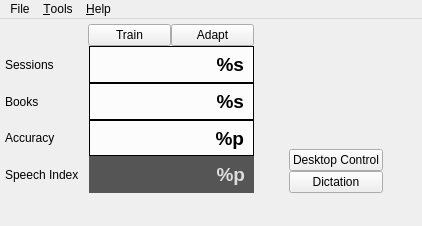
Before: the Qt Designer form res/ui/main-window.ui in smartboyhw/speechcontrol, drawn with Qt 5.
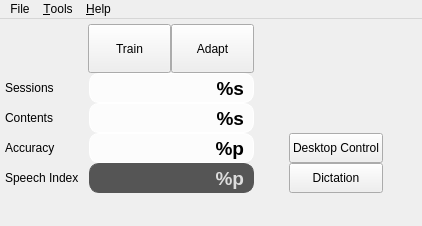
After: the same form once the commit is applied. Icons and pictures are not drawn.

Commit message: Updated padding issues to look decent on Gnome.

The edit to the form file:
```diff
--- a/res/ui/main-window.ui
+++ b/res/ui/main-window.ui
@@ -65,7 +65,9 @@
        <property name="styleSheet">
         <string notr="true">background-color: rgba(255, 255, 255, 209);
 color: rgb(0, 0, 0);
-padding-right: 4px; border: 1px solid black;</string>
+padding-right: 4px;
+border: 1px solid #fff;
+border-radius: 10px;</string>
        </property>
        <property name="text">
         <string>%s</string>
@@ -96,7 +98,7 @@
        <item>
         <widget class="QPushButton" name="btnTrain">
          <property name="sizePolicy">
-          <sizepolicy hsizetype="MinimumExpanding" vsizetype="Maximum">
+          <sizepolicy hsizetype="MinimumExpanding" vsizetype="MinimumExpanding">
            <horstretch>0</horstretch>
            <verstretch>0</verstretch>
           </sizepolicy>
@@ -109,7 +111,7 @@
        <item>
         <widget class="QPushButton" name="btnAdapt">
          <property name="sizePolicy">
-          <sizepolicy hsizetype="MinimumExpanding" vsizetype="Maximum">
+          <sizepolicy hsizetype="MinimumExpanding" vsizetype="MinimumExpanding">
            <horstretch>0</horstretch>
            <verstretch>0</verstretch>
           </sizepolicy>
@@ -145,7 +147,9 @@
        <property name="styleSheet">
         <string notr="true">background-color: rgba(255, 255, 255, 209);
 color: rgb(0, 0, 0);
-padding-right: 4px; border: 1px solid black;</string>
+padding-right: 4px;
+border: 1px solid #fff;
+border-radius: 10px;</string>
        </property>
        <property name="text">
         <string>%s</string>
@@ -189,7 +193,9 @@
        <property name="styleSheet">
         <string notr="true">background-color: rgba(255, 255, 255, 209);
 color: rgb(0, 0, 0);
-padding-right: 4px; border: 1px solid black;</string>
+padding-right: 4px;
+border: 1px solid #fff;
+border-radius: 10px;</string>
        </property>
        <property name="text">
         <string>%p</string>
@@ -219,7 +225,7 @@
      <item row="2" column="0">
       <widget class="QLabel" name="___">
        <property name="text">
-        <string>Books</string>
+        <string>Contents</string>
        </property>
       </widget>
      </item>
@@ -254,7 +260,9 @@
        <property name="styleSheet">
         <string notr="true">background-color: rgb(85, 85, 85);
 color: rgb(221, 221, 221);
-padding-right: 4px;</string>
+padding-right: 4px;
+border: 1px solid rgb(85, 85, 85);
+border-radius: 10px;</string>
        </property>
        <property name="text">
         <string>%p</string>
@@ -290,11 +298,17 @@
          <item>
           <widget class="QPushButton" name="btnDsktpCntrl">
            <property name="sizePolicy">
-            <sizepolicy hsizetype="Minimum" vsizetype="Preferred">
+            <sizepolicy hsizetype="Minimum" vsizetype="MinimumExpanding">
              <horstretch>0</horstretch>
              <verstretch>0</verstretch>
             </sizepolicy>
            </property>
+           <property name="maximumSize">
+            <size>
+             <width>16777215</width>
+             <height>30</height>
+            </size>
+           </property>
            <property name="text">
             <string>Desktop Control</string>
            </property>
@@ -309,11 +323,17 @@
          <item>
           <widget class="QPushButton" name="btnDctn">
            <property name="sizePolicy">
-            <sizepolicy hsizetype="Minimum" vsizetype="Preferred">
+            <sizepolicy hsizetype="Minimum" vsizetype="MinimumExpanding">
              <horstretch>0</horstretch>
              <verstretch>0</verstretch>
             </sizepolicy>
            </property>
+           <property name="maximumSize">
+            <size>
+             <width>16777215</width>
+             <height>30</height>
+            </size>
+           </property>
            <property name="text">
             <string>Dictation</string>
            </property>
@@ -365,7 +385,7 @@
           <enum>Qt::Vertical</enum>
          </property>
          <property name="sizeType">
-          <enum>QSizePolicy::MinimumExpanding</enum>
+          <enum>QSizePolicy::Expanding</enum>
          </property>
          <property name="sizeHint" stdset="0">
           <size>
```
Left out of the diff: 100 changed lines with no effect on the pictures. The commit also changes 18 other files.
